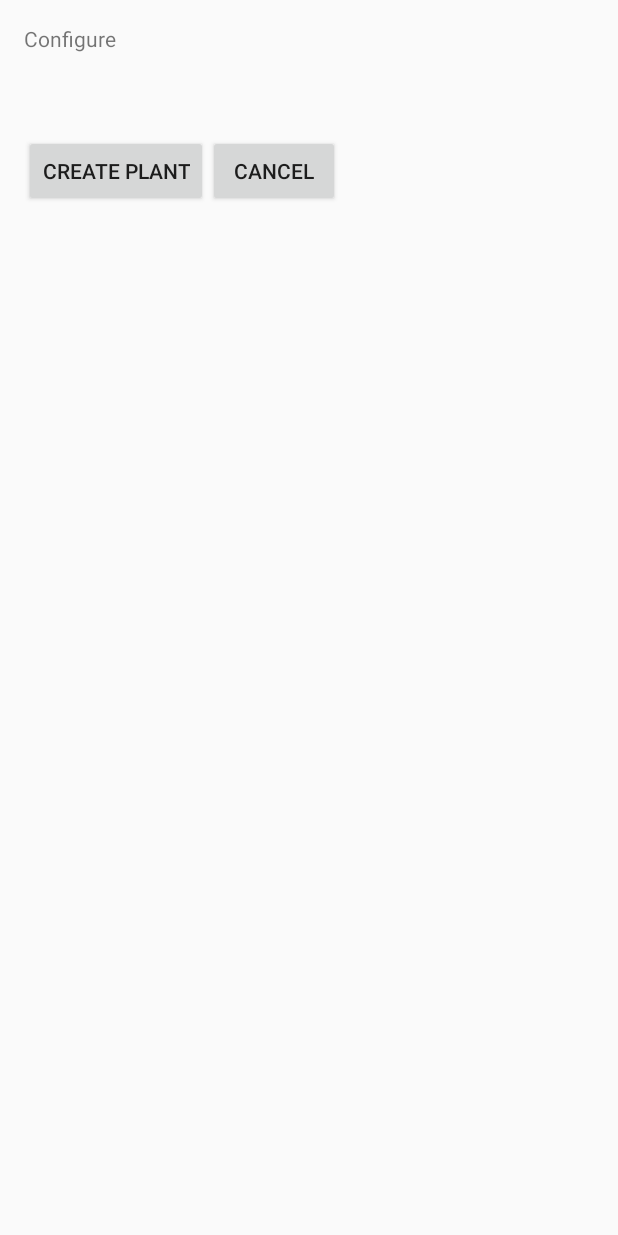
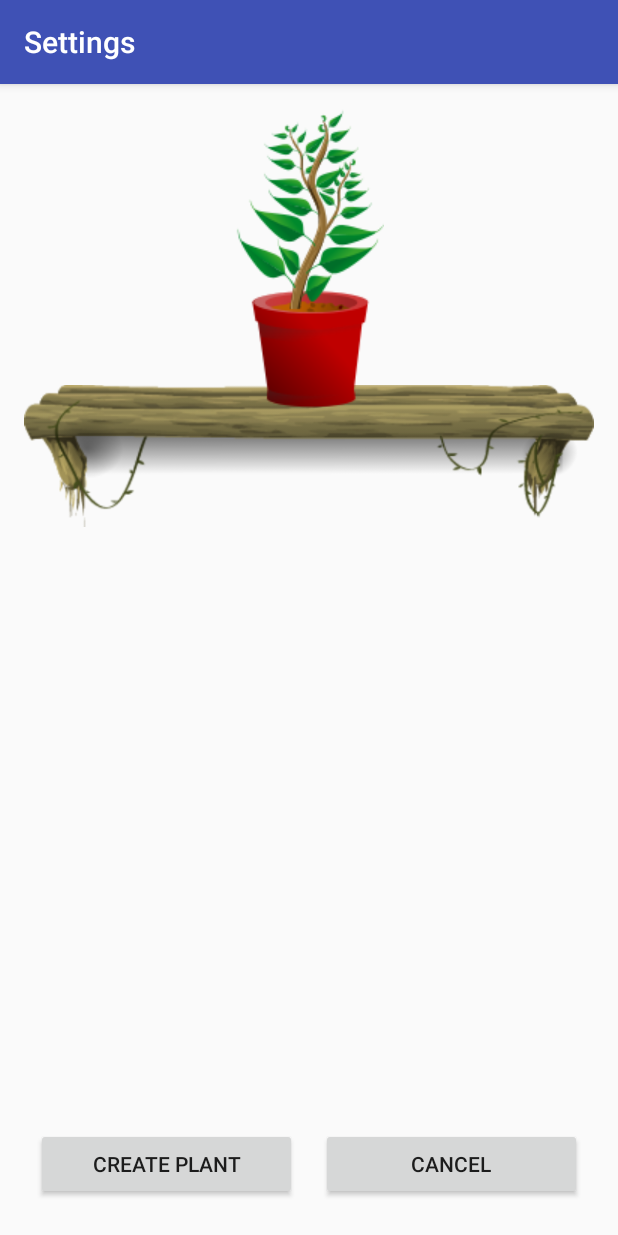
Before and after one commit to asamaka/MyGarden, an Android app: the PlantWidgetConfigureActivity screen opened directly, with no data from a screen before it, on a phone screen of 412 x 824 dp. Run offline under Robolectric (Android 15) with nearby library versions, the phone set to English and light mode, and no system bars; 1 statement that could not run was skipped.

Commit message:
Fixed cloud images and improved config window

```diff
--- a/app/src/main/AndroidManifest.xml
+++ b/app/src/main/AndroidManifest.xml
@@ -18,7 +18,8 @@
                 android:resource="@xml/plant_widget_info" />
         </receiver>
 
-        <activity android:name=".PlantWidgetConfigureActivity">
+        <activity android:name=".PlantWidgetConfigureActivity"
+            android:label="@string/settings">
             <intent-filter>
                 <action android:name="android.intent.action.MAIN" />
 
--- a/app/src/main/res/layout/plant_widget_configure.xml
+++ b/app/src/main/res/layout/plant_widget_configure.xml
@@ -1,49 +1,86 @@
 <?xml version="1.0" encoding="utf-8"?>
-<LinearLayout xmlns:android="http://schemas.android.com/apk/res/android"
+<RelativeLayout xmlns:android="http://schemas.android.com/apk/res/android"
     android:layout_width="match_parent"
     android:layout_height="wrap_content"
     android:orientation="vertical"
     android:padding="16dp">
 
-    <TextView
+    <ImageView
+        android:id="@+id/shelf_image"
         android:layout_width="match_parent"
         android:layout_height="wrap_content"
-        android:layout_marginBottom="8dp"
-        android:text="@string/configure" />
+        android:layout_below="@+id/plant_config_image"
+        android:layout_gravity="center"
+        android:layout_marginTop="-18dp"
+        android:src="@drawable/shelf" />
+
+    <ImageView
+        android:id="@+id/plant_config_image"
+        android:layout_width="match_parent"
+        android:layout_height="wrap_content"
+        android:layout_gravity="center"
+        android:src="@drawable/pot_3" />
+
+    <TextView
+        android:id="@+id/seed_planted_text"
+        style="@style/Base.TextAppearance.AppCompat.Headline"
+        android:layout_width="wrap_content"
+        android:layout_height="wrap_content"
+        android:layout_below="@+id/shelf_image"
+        android:layout_marginTop="8dp"
+        android:text="@string/seed_planted"
+        android:visibility="gone"/>
 
     <TextView
         android:id="@+id/created_time_text"
+
+        style="@style/Base.TextAppearance.AppCompat.Display1"
         android:layout_width="wrap_content"
-        android:layout_height="wrap_content" />
+        android:layout_height="wrap_content"
+        android:layout_below="@+id/seed_planted_text" />
 
+    <TextView
+        android:id="@+id/plant_watered_text"
+        style="@style/Base.TextAppearance.AppCompat.Headline"
+        android:layout_width="wrap_content"
+        android:layout_height="wrap_content"
+        android:layout_below="@+id/created_time_text"
+        android:layout_marginTop="8dp"
+        android:text="@string/last_watered"
+        android:visibility="gone"/>
 
     <TextView
         android:id="@+id/watered_time_text"
+        style="@style/Base.TextAppearance.AppCompat.Display1"
         android:layout_width="wrap_content"
-        android:layout_height="wrap_content" />
+        android:layout_height="wrap_content"
+        android:layout_below="@+id/plant_watered_text" />
 
     <LinearLayout
         android:layout_width="match_parent"
         android:layout_height="wrap_content"
+        android:layout_alignParentBottom="true"
         android:orientation="horizontal">
 
         <Button
             android:id="@+id/add_button"
-            android:layout_width="wrap_content"
+            android:layout_width="0dp"
             android:layout_height="wrap_content"
-            android:layout_marginTop="8dp"
-            android:text="@string/add_widget"
-            android:onClick="onAddButtonClicked"/>
+            android:layout_margin="8dp"
+            android:layout_weight="50"
+            android:onClick="onAddButtonClicked"
+            android:text="@string/add_widget" />
 
         <Button
             android:id="@+id/cancel_button"
-            android:layout_width="wrap_content"
+            android:layout_width="0dp"
             android:layout_height="wrap_content"
-            android:layout_marginTop="8dp"
-            android:text="@string/cancel"
-            android:onClick="onCancelButtonClicked"/>
+            android:layout_margin="8dp"
+            android:layout_weight="50"
+            android:onClick="onCancelButtonClicked"
+            android:text="@string/cancel" />
 
     </LinearLayout>
 
 
-</LinearLayout>
+</RelativeLayout>
--- a/app/src/main/res/values/strings.xml
+++ b/app/src/main/res/values/strings.xml
@@ -7,4 +7,7 @@
     <string name="last_clicked_time">Last Clicked : %1$s</string>
     <string name="unknown_date">Unknown</string>
     <string name="cancel">Cancel</string>
+    <string name="settings">Settings</string>
+    <string name="seed_planted">Seed Planted:</string>
+    <string name="last_watered">Last Watered:</string>
 </resources>
```
Also changed, not shown: app/src/main/java/com/example/android/virtualpot/PlantUtils.java (+19 -21 lines), app/src/main/java/com/example/android/virtualpot/PlantWateringService.java (+8 -7 lines), app/src/main/java/com/example/android/virtualpot/PlantWidget.java (+7 -11 lines), app/src/main/java/com/example/android/virtualpot/PlantWidgetConfigureActivity.java (+36 -11 lines), app/src/main/java/com/example/android/virtualpot/SharedPrefUtils.java (+8 -20 lines), app/src/main/res/drawable/cloud/cloud_0.png (added), app/src/main/res/drawable/cloud/cloud_1.png (added), app/src/main/res/drawable/cloud/cloud_2.png (added), app/src/main/res/drawable/cloud/cloud_3.png (added), app/src/main/res/drawable/cloud_4.png (deleted), app/src/main/res/drawable/shelf.png (added), 1 other file.
